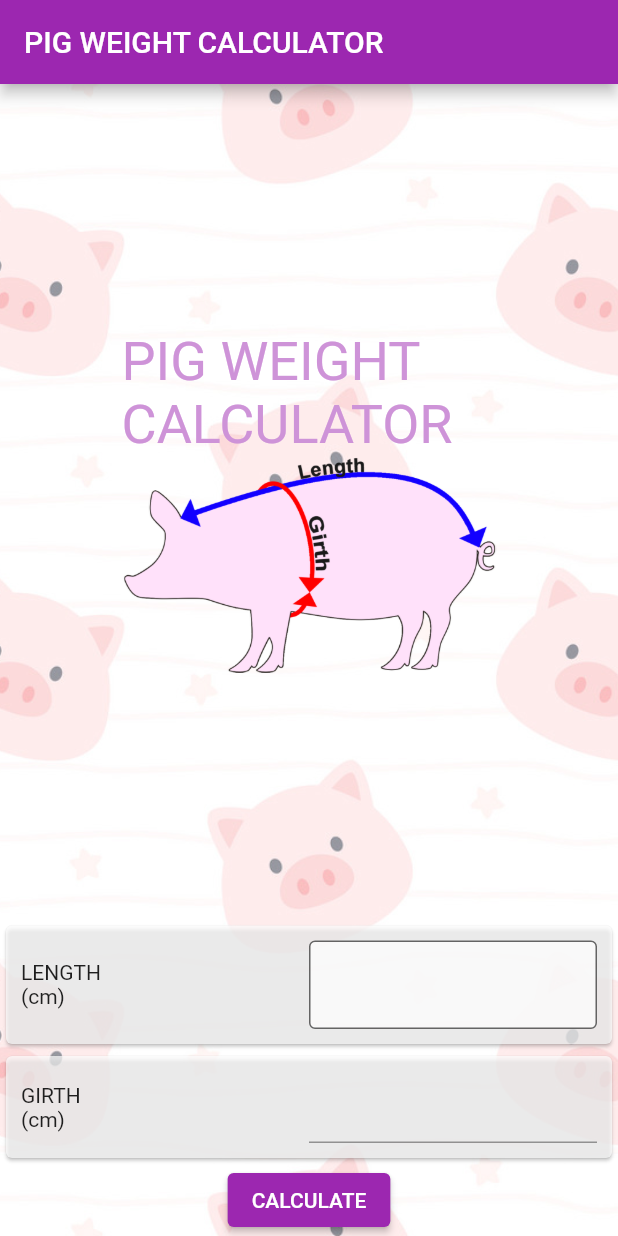
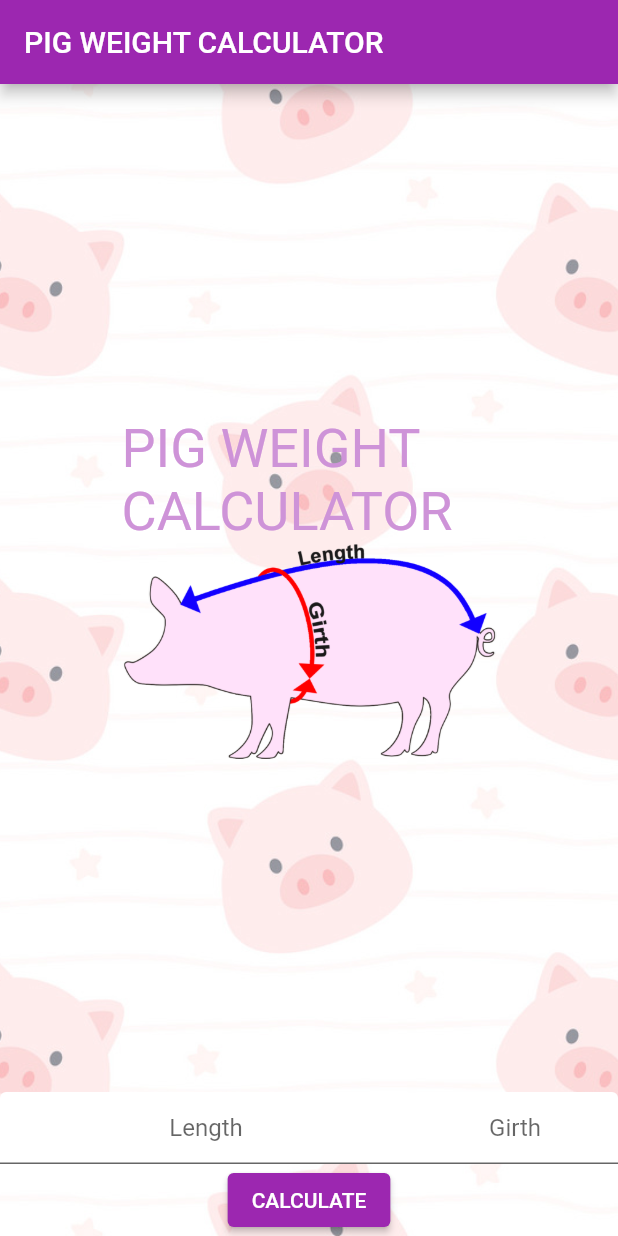
Before and after one commit to ASURAGUY/midterm_07610610, a Flutter app: the screen it shows after launch, on a phone screen of 412 x 824 dp. Run offline on Flutter 3.47's test engine with Material 2 defaults, Android fonts, the phone set to English and light mode, and no system bars; missing offline and left inert: dart:html.

Commit message:
initial commit

```diff
--- a/lib/main.dart
+++ b/lib/main.dart
@@ -71,55 +71,33 @@
               ),
             ),
 
-        Column(
-          mainAxisSize: MainAxisSize.min,
-          crossAxisAlignment: CrossAxisAlignment.start,
-          children: [
-            new Card(
-              color: Colors.white70,
-              child: new Container(
-                padding: EdgeInsets.all(10.0),
-                child: new Column(
+            Row(
               children: <Widget>[
-                    new Row(
-                      children: <Widget>[
-                        new Expanded(child: new Text("LENGTH\n(cm)",)),
-                        new Expanded(
-                          child: new TextField(
+                Expanded(
+                    flex: 2,
+                    child: TextField(
                       textAlign: TextAlign.center,
                       controller: _controller,
                       decoration: InputDecoration(
                         filled: true,
-                              fillColor: Colors.white.withOpacity(0.7),
-                              border: OutlineInputBorder(),
+                        fillColor: Colors.white.withOpacity(1),
+                        //border: OutlineInputBorder(),
+                        hintText: 'Length',
                       ),
-                        ),
-                      ],
-                    ),
-                  ],
-                ),
-              ),
+                    )
                 ),
 
-            new Card(
-              color: Colors.white70,
-              child: new Container(
-                padding: EdgeInsets.all(10.0),
-                child: new Column(
-                  children: <Widget>[
-                    new Row(
-                      children: <Widget>[
-                        new Expanded(child: new Text("GIRTH\n(cm)",)),
-                        new Expanded(
-                          child: new TextField(
-
+                Expanded(
+                    child: TextField(
+                      textAlign: TextAlign.center,
+                      controller: _controller,
+                      decoration: InputDecoration(
+                        filled: true,
+                        fillColor: Colors.white.withOpacity(1),
+                        //border: OutlineInputBorder(),
+                        hintText: 'Girth',
                       ),
-                        ),
-                      ],
-                    ),
-                  ],
-                ),
-              ),
+                    )
                 ),
               ],
             ),
```
Lines whose indentation alone changed are shown as unchanged.
